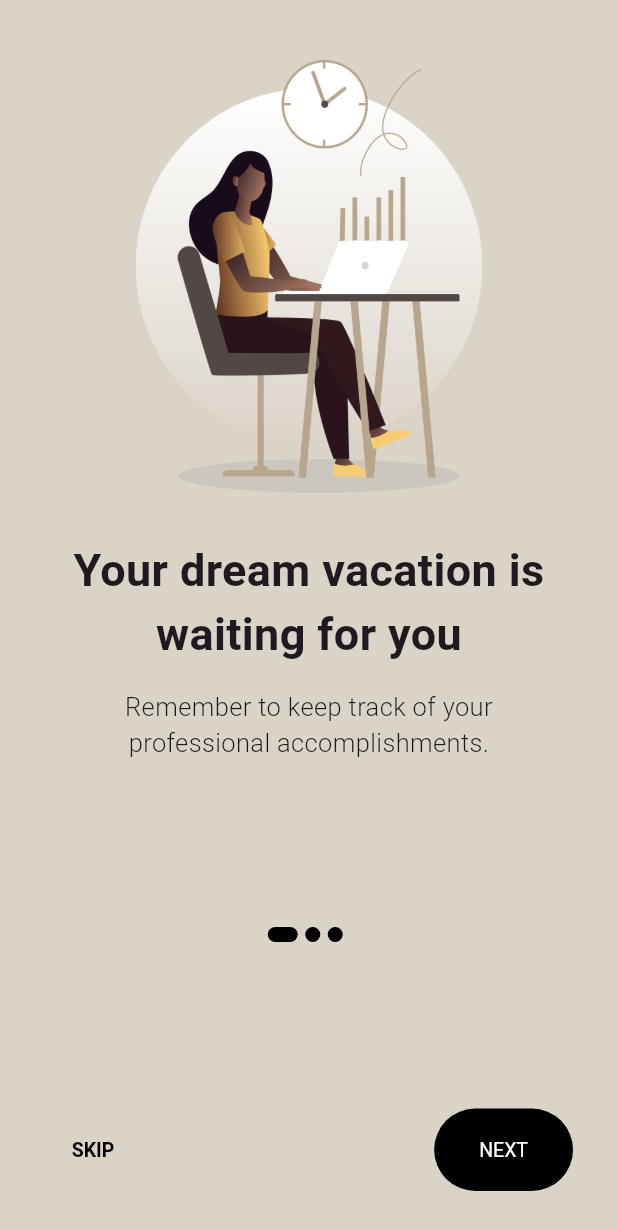
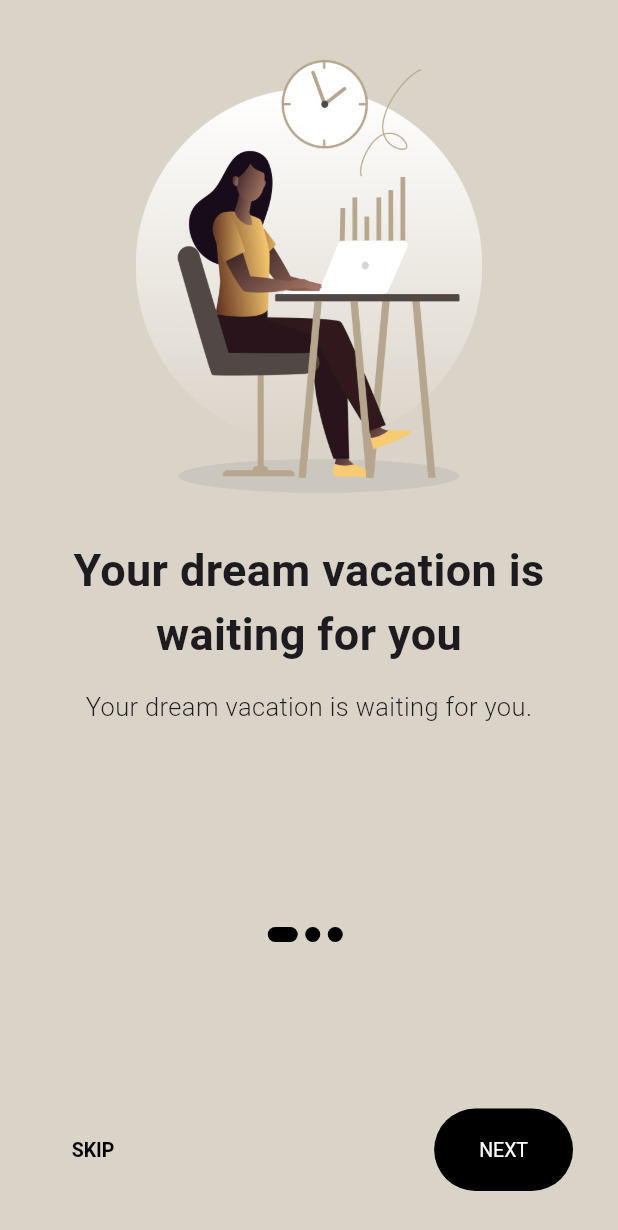
Before and after one commit to Edward-Kabue/hotel_management, a Flutter app: the screen it shows after launch, on a phone screen of 412 x 824 dp. Shown: the top 1230 px of the screen. Run offline on Flutter 3.47's test engine with Material 3 defaults, Android fonts, the phone set to English and light mode, and no system bars; our stand-ins replace awesome_dialog, firebase_auth, firebase_core; accounts and stored records are empty; generated files the repository leaves out were written again; Roboto replaces fonts that are missing (Mulish).

Commit message:
Update size_config.dart, onboarding_model.dart, main.dart, signup_screen.dart, and onboarding_screen.dart files

```diff
--- a/lib/core/size/lib/size_config.dart
+++ b/lib/core/size/lib/size_config.dart
@@ -1,5 +1,6 @@
 import 'package:flutter/material.dart';
 
+/// A utility class for managing the size configuration of the app.
 class SizeConfig {
   static MediaQueryData? _mediaQueryData;
   static double? screenW;
@@ -7,6 +8,7 @@ class SizeConfig {
   static double? blockH;
   static double? blockV;
 
+  /// Initializes the size configuration using the provided [BuildContext].
   void init(BuildContext context) {
     _mediaQueryData = MediaQuery.of(context);
     screenW = _mediaQueryData!.size.width;
--- a/lib/domain/models/onboarding_model.dart
+++ b/lib/domain/models/onboarding_model.dart
@@ -14,18 +14,16 @@ List<OnboardingModel> contents = [
   OnboardingModel(
     title: "Your dream vacation is waiting for you",
     image: "assets/images/image1.png",
-    desc: "Remember to keep track of your professional accomplishments.",
+    desc: "Your dream vacation is waiting for you.",
   ),
   OnboardingModel(
     title: "Your dream vacation is waiting for you",
     image: "assets/images/ob1.png",
-    desc:
-        "But understanding the contributions our colleagues make to our teams and companies.",
+    desc: "Your dream vacation is waiting for you.",
   ),
   OnboardingModel(
     title: "Your dream vacation is waiting for you",
     image: "assets/images/ob3.png",
-    desc:
-        "Take control of notifications, collaborate live or on your own time.",
+    desc: "Your dream vacation is waiting for you.",
   ),
 ];
--- a/lib/presentation/authentication/screens/signup_screen.dart
+++ b/lib/presentation/authentication/screens/signup_screen.dart
@@ -2,7 +2,7 @@
 
 import 'package:flutter/material.dart';
 import 'package:hotel/presentation/authentication/widgets/logo.dart';
-import 'package:hotel/presentation/home/profile_screen.dart';
+//import 'package:hotel/presentation/home/profile_screen.dart';
 import 'package:provider/provider.dart';
 import 'package:hotel/providers/auth_provider.dart';
 
```
Also changed, not shown: lib/main.dart (+37 -3 lines), lib/presentation/onboarding/onboarding_screen.dart (+27 -0 lines).
